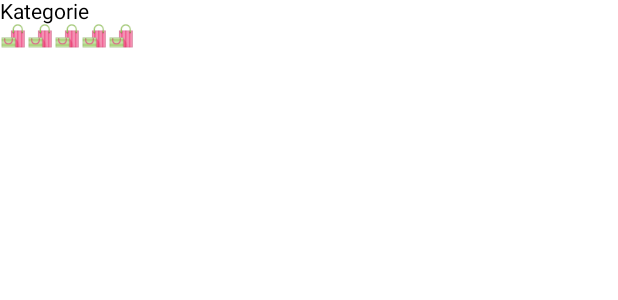
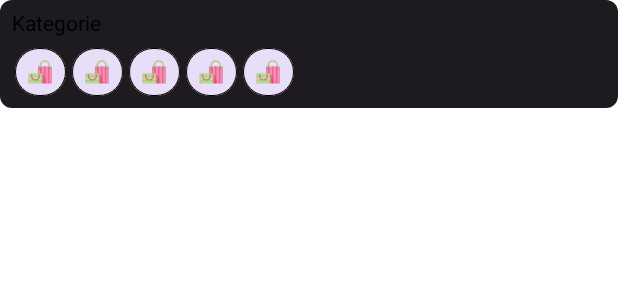
Before and after one commit to Matorarn/todomanager, an Android app built with Jetpack Compose: the @Preview function CategorySwitchPreview, on a phone screen of 412 x 824 dp. Shown: the top 300 px of the screen. Run offline under Robolectric (Android 15) with nearby library versions, the phone set to English and light mode, and no system bars.

Commit message:
feat(ticketConfig): Refinement of category switch & item

```diff
--- a/app/src/main/java/com/example/todomanager/ui/ticketconfig/configelements/CategoryItem.kt
+++ b/app/src/main/java/com/example/todomanager/ui/ticketconfig/configelements/CategoryItem.kt
@@ -1,5 +1,6 @@
 package com.example.todomanager.ui.ticketconfig.configelements
 
+import androidx.compose.animation.animateContentSize
 import androidx.compose.foundation.BorderStroke
 import androidx.compose.foundation.background
 import androidx.compose.foundation.border
@@ -8,10 +9,12 @@ import androidx.compose.foundation.horizontalScroll
 import androidx.compose.foundation.layout.Column
 import androidx.compose.foundation.layout.Row
 import androidx.compose.foundation.layout.Spacer
-import androidx.compose.foundation.layout.size
+import androidx.compose.foundation.layout.fillMaxWidth
+import androidx.compose.foundation.layout.height
+import androidx.compose.foundation.layout.padding
 import androidx.compose.foundation.layout.width
 import androidx.compose.foundation.rememberScrollState
-import androidx.compose.foundation.shape.CircleShape
+import androidx.compose.foundation.shape.RoundedCornerShape
 import androidx.compose.material3.MaterialTheme
 import androidx.compose.material3.Text
 import androidx.compose.runtime.Composable
@@ -30,9 +33,25 @@ fun CategorySwitch(
     selectedCategory: Category?,
     onClick: (Category) -> Unit,
 ) {
-    Column {
-        Text(text = "Kategorie")
-        Row(modifier = Modifier.horizontalScroll(rememberScrollState())) {
+    Column(
+        modifier = Modifier
+            .fillMaxWidth()
+            .background(
+                color = MaterialTheme.colorScheme.onBackground,
+                shape = MaterialTheme.shapes.small,
+            )
+            .padding(8.dp),
+    ) {
+        Text(
+            modifier = Modifier.padding(),
+            text = "Kategorie",
+        )
+        Spacer(modifier = Modifier.height(8.dp))
+        Row(
+            modifier = Modifier
+                .horizontalScroll(rememberScrollState()),
+        ) {
+            //TODO Add category configuration feature
             categoryList.forEachIndexed { index, category ->
                 if (category != null) {
                     CategoryItem(
@@ -52,27 +71,29 @@ private fun CategoryItem(
     isSelected: Boolean,
     onClick: () -> Unit,
 ) {
-    Row {
+    Row(
+        modifier = Modifier
+            .padding(horizontal = 2.dp)
+            .border(
+                border = BorderStroke(
+                    width = Dp.Hairline,
+                    color = Color.Black,
+                ),
+                shape = RoundedCornerShape(16.dp),
+            )
+            // TODO Implement custom colors for categories
+            .background(
+                color = if (isSelected) Color.LightGray else MaterialTheme.colorScheme.secondaryContainer,
+                shape = RoundedCornerShape(16.dp),
+            )
+            .padding(8.dp)
+            .clickable(onClick = onClick)
+            .animateContentSize(),
+    ) {
         Text(text = category.emoji)
         if (isSelected) {
-            Spacer(modifier = Modifier.width(8.dp))
-            Text(
-                modifier = Modifier
-                    .background(
-                        color = Color(category.color),
-                        shape = CircleShape,
-                    )
-                    .border(
-                        border = BorderStroke(
-                            Dp.Hairline,
-                            color = MaterialTheme.colorScheme.outline,
-                        ),
-                        shape = CircleShape,
-                    )
-                    .size(16.dp)
-                    .clickable(onClick = onClick),
-                text = category.title,
-            )
+            Spacer(modifier = Modifier.width(4.dp))
+            Text(text = category.title)
         }
     }
 }
--- a/build.gradle.kts
+++ b/build.gradle.kts
@@ -1,5 +1,5 @@
 plugins {
-    id("com.android.application") version "8.2.1" apply false
+    id("com.android.application") version "8.2.2" apply false
     id("org.jetbrains.kotlin.android") version "1.9.22" apply false
 
     id("io.gitlab.arturbosch.detekt") version "1.23.1"
```
